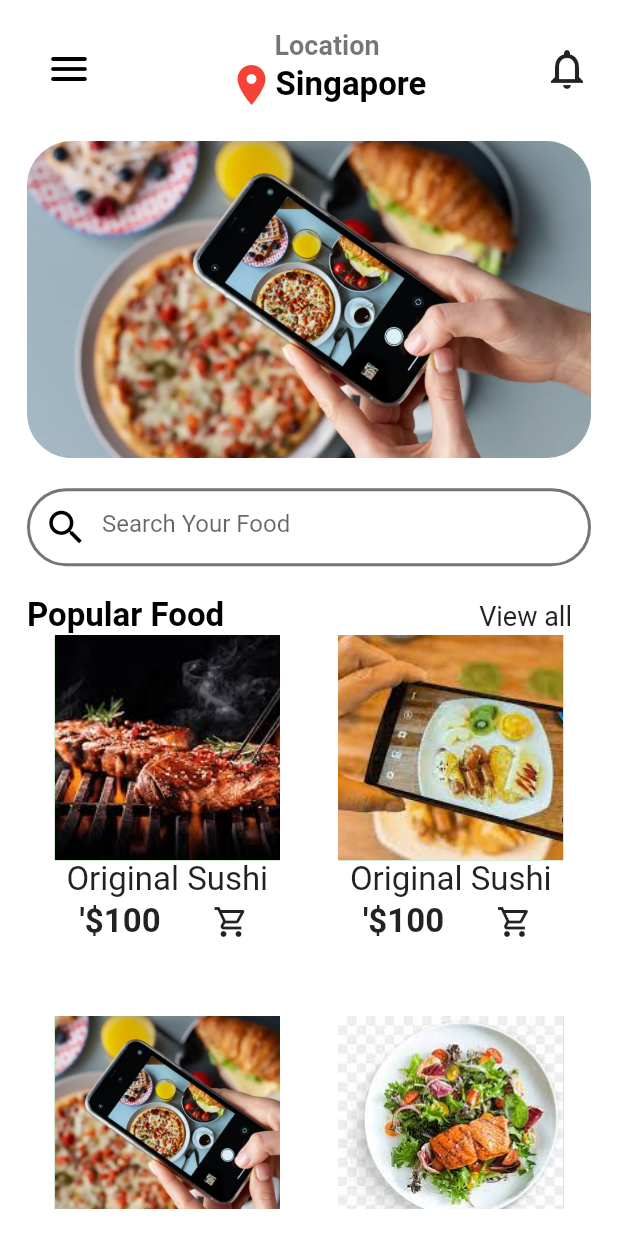
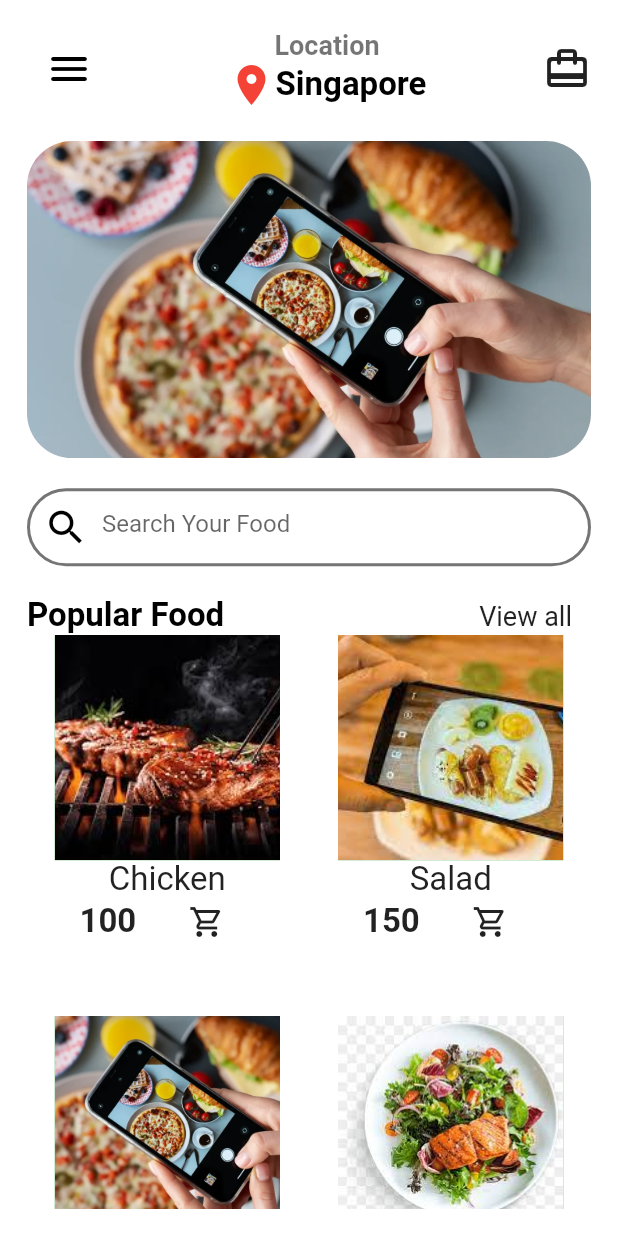
Before and after one commit to CplusoftPvtLimited/Shopping-Cart-practice, a Flutter app: the screen it shows after launch, on a phone screen of 412 x 824 dp. Run offline on Flutter 3.47's test engine with Material 2 defaults, Android fonts, the phone set to English and light mode, and no system bars; our stand-ins replace google_fonts.

Commit message:
Cart Functionality Working

```diff
--- a/lib/main.dart
+++ b/lib/main.dart
@@ -1,7 +1,8 @@
 import 'package:flutter/material.dart';
-import 'package:shoes_app/view/screens/card_prodects.dart';
+import 'package:provider/provider.dart';
 import 'package:shoes_app/view/screens/homeScreen.dart';
-import 'package:shoes_app/view/screens/test.dart';
+
+import 'controller/cart_controller.dart';
 
 void main() {
   runApp(const MyApp());
@@ -13,10 +14,13 @@ class MyApp extends StatelessWidget {
   // This widget is the root of your application.
   @override
   Widget build(BuildContext context) {
-    return const MaterialApp(
+    return ChangeNotifierProvider(
+      create:(_) => CartController(),
+      child: MaterialApp(
       debugShowCheckedModeBanner: false,
 
       home:  HomeScreen(),
+    ),
     );
-  }
+    }
 }
--- /dev/null
+++ b/lib/model/cart_model.dart
@@ -0,0 +1,20 @@
+class Product {
+  String title;
+  String price;
+  String images;
+  int qty = 1;
+
+  Product(
+      {required this.title,
+      required this.price,
+      required this.images,
+      required this.qty});
+
+  factory Product.fromMap(Map map) {
+    return Product(
+        title: map['title'],
+        price: map['price'],
+        images: map['images'],
+        qty: 1);
+  }
+}
--- a/lib/view/screens/details.dart
+++ b/lib/view/screens/details.dart
@@ -1,7 +1,7 @@
 import 'package:flutter/material.dart';
 import 'package:google_fonts/google_fonts.dart';
+import 'package:shoes_app/view/screens/cart_food.dart';
 
-import 'cart_food.dart';
 
 class ItemDetails extends StatefulWidget {
   const ItemDetails({super.key});
--- a/lib/view/screens/homeScreen.dart
+++ b/lib/view/screens/homeScreen.dart
@@ -1,5 +1,10 @@
 import 'package:flutter/material.dart';
+import 'package:provider/provider.dart';
+import 'package:shoes_app/view/screens/cart_food.dart';
 import 'package:shoes_app/view/screens/details.dart';
+
+import '../../controller/cart_controller.dart';
+import '../../model/cart_model.dart';
 class HomeScreen extends StatefulWidget {
   const HomeScreen({super.key});
 
@@ -13,12 +18,44 @@ class _HomeScreenState extends State<HomeScreen> {
   void _openDrawer() {
     _scaffoldKey.currentState?.openDrawer();
   }
-  List<String> images = [
+
+  //
+   final List<Map<String, dynamic>> gridMap = [
+    {
+      "title": 'Chicken',
+      "price": "100",
+      "images":
           "assets/seven.jpeg",
+    },
+    {
+      "title": 'Salad',
+      "price": "150",
+      "images":
           "assets/eight.jpeg",
-    "assets/food.webp",
+    },
+    {
+      "title": 'Pasta',
+      "price": "200",
+      "images":
+          "assets/food.webp" ,
+    },
+    {
+      "title": 'Rice',
+      "price": "300",
+      "images":
           "assets/six.jpeg",
+    },
+
   ];
+  //
+
+    List<Product> getProducts() {
+    List<Product> _products = [];
+
+    _products = gridMap.map((e) => Product.fromMap(e)).toList();
+
+    return _products;
+    }
 
   @override
   Widget build(BuildContext context) {
@@ -67,8 +104,13 @@ class _HomeScreenState extends State<HomeScreen> {
                     ],
                   ),
 
-                 const Icon(Icons.notifications_none_outlined,
+                 InkWell(
+                  onTap: (){
+                    Navigator.push(context, MaterialPageRoute(builder: (context)=>CartFood()));
+                  },
+                   child: const Icon(Icons.card_travel_rounded,
                     size: 32,
+                    ),
                  ),
                 ],
               ),
@@ -105,7 +147,7 @@ class _HomeScreenState extends State<HomeScreen> {
                 Expanded(
 
                   child: GridView.builder(
-                    itemCount: images.length,
+                    itemCount: gridMap.length,
                     gridDelegate:const SliverGridDelegateWithFixedCrossAxisCount(
                   crossAxisCount: 2,
                   crossAxisSpacing: 2.0,
@@ -113,14 +155,7 @@ class _HomeScreenState extends State<HomeScreen> {
                   mainAxisExtent: 250
                     ),
                     itemBuilder: (BuildContext context, int index){
-                      return InkWell(
-                        onTap: () {
-                           Navigator.push(
-                          context,
-                          MaterialPageRoute(builder: (context) => ItemDetails()),
-                          );
-                        },
-                        child: Container(
+                      return Container(
                         //color: Colors.amber,
                         //height: 300,
                         //padding: EdgeInsets.all(0),
@@ -129,19 +164,28 @@ class _HomeScreenState extends State<HomeScreen> {
                             Container(
                               color: Colors.green,
 
-                                child: Image.asset(images[index],fit: BoxFit.cover,height: 150,width: 150,),),
-                              Text('Original Sushi',style: TextStyle(fontSize: 22,),),
+                              child: Image.asset("${gridMap.elementAt(index)['images']}",fit: BoxFit.cover,height: 150,width: 150,),),
+                            Text(getProducts()[index].title,style: TextStyle(fontSize: 22,),),
                             SizedBox(height: 2,),
-                             const Row(
+                            Row(
                               children: [
                               SizedBox(width: 35,),
-                                Text("'\$100",style: TextStyle(fontSize: 22,fontWeight: FontWeight.bold),),
+                              Text(getProducts()[index].price.toString(),style: TextStyle(fontSize: 22,fontWeight: FontWeight.bold),),
                               SizedBox(width: 35,),
-                                Icon(Icons.shopping_cart_outlined),
+                              InkWell(
+                                onTap: (){
+
+                                  Provider.of<CartController>(context,
+                                                    listen: false)
+                                                    .addToCart(
+                                                    getProducts()[index]);
+
+                                },
+                                child: Icon(Icons.shopping_cart_outlined),
+                                ),
                               ],
                             ),
                           ],
-                          ),
                         ),
                       );
                     },
@@ -178,6 +222,7 @@ class _HomeScreenState extends State<HomeScreen> {
                 leading: Icon(Icons.settings),
                 title: Text('Settings'),
                 onTap: () {
+
                   // Handle navigation to the settings page
                 },
               ),
--- a/lib/view/screens/test.dart
+++ /dev/null
@@ -1,57 +0,0 @@
-import 'package:flutter/material.dart';
-
-void main() {
-  runApp(MyApppp());
-}
-
-class MyApppp extends StatelessWidget {
-  final List<String> items = [
-    'Item 1',
-    'Item 2',
-    'Item 3',
-    'Item 4',
-    'Item 5',
-    'Item 6',
-    'Item 7',
-    'Item 8',
-    'Item 9',
-  ];
-
-  @override
-  Widget build(BuildContext context) {
-    return MaterialApp(
-      home: Scaffold(
-        appBar: AppBar(
-          title: Text('Grid View Example'),
-        ),
-        body: GridView.builder(
-          itemCount: items.length,
-          gridDelegate: SliverGridDelegateWithFixedCrossAxisCount(
-            crossAxisCount: 2,
-            mainAxisSpacing: 10.0,
-            crossAxisSpacing: 10.0,
-            childAspectRatio: 1.0,
-          ),
-          itemBuilder: (context, index) {
-            return Card(
-              child: Column(
-                mainAxisAlignment: MainAxisAlignment.center,
-                children: <Widget>[
-                  Icon(Icons.shopping_cart),
-                  SizedBox(height: 8.0),
-                  Text(
-                    items[index],
-                    style: TextStyle(
-                      fontSize: 18.0,
-                      fontWeight: FontWeight.bold,
-                    ),
-                  ),
-                ],
-              ),
-            );
-          },
-        ),
-      ),
-    );
-  }
-}
--- a/pubspec.yaml
+++ b/pubspec.yaml
@@ -36,6 +36,7 @@ dependencies:
   # Use with the CupertinoIcons class for iOS style icons.
   cupertino_icons: ^1.0.2
   google_fonts: ^5.0.0
+  provider: ^6.0.5
 
 dev_dependencies:
   flutter_test:
```
Also changed, not shown: lib/controller/cart_controller.dart (added, +50 -0 lines), lib/view/gridView.dart (deleted, +0 -67 lines), lib/view/screens/card_prodects.dart (deleted, +0 -165 lines), lib/view/screens/cart_food.dart (+23 -23 lines), lib/view/screens/listView.dart (deleted, +0 -32 lines), pubspec.lock. Lines whose indentation alone changed are shown as unchanged.
